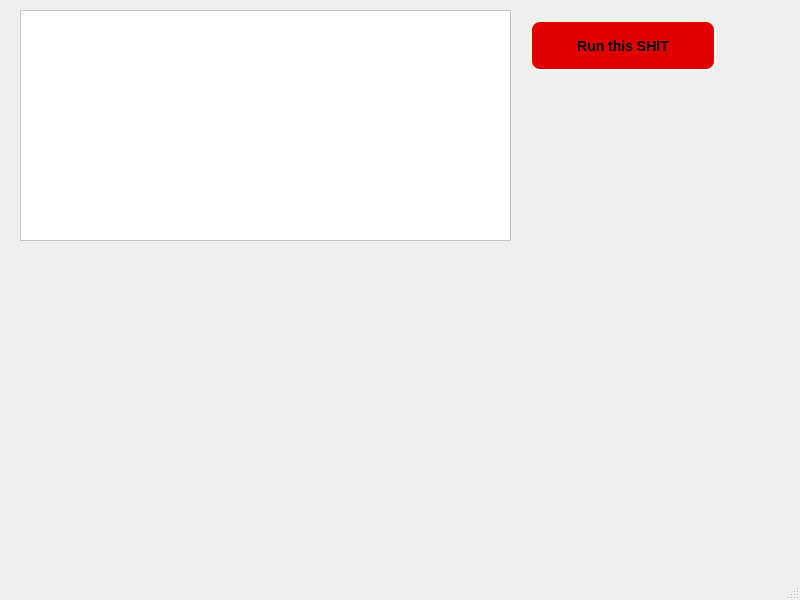
The window that mainwindow.ui (ghosthamster/interpreter) describes before a commit, drawn with Qt 5.
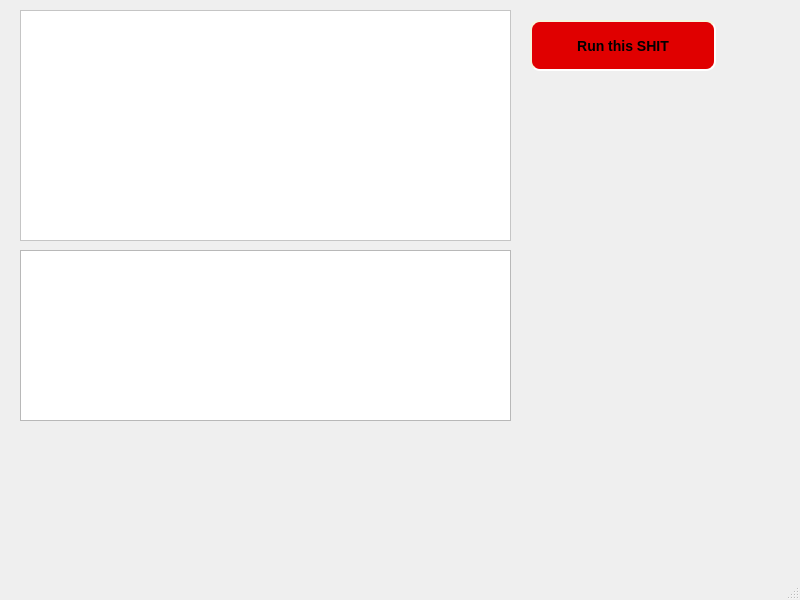
The same window after the commit.

The edit to the form file:
```diff
--- a/mainwindow.ui
+++ b/mainwindow.ui
@@ -58,6 +58,16 @@
      <string>Run this SHIT</string>
     </property>
    </widget>
+   <widget class="QTextEdit" name="result">
+    <property name="geometry">
+     <rect>
+      <x>20</x>
+      <y>250</y>
+      <width>491</width>
+      <height>171</height>
+     </rect>
+    </property>
+   </widget>
   </widget>
   <widget class="QMenuBar" name="menubar">
    <property name="geometry">
```
